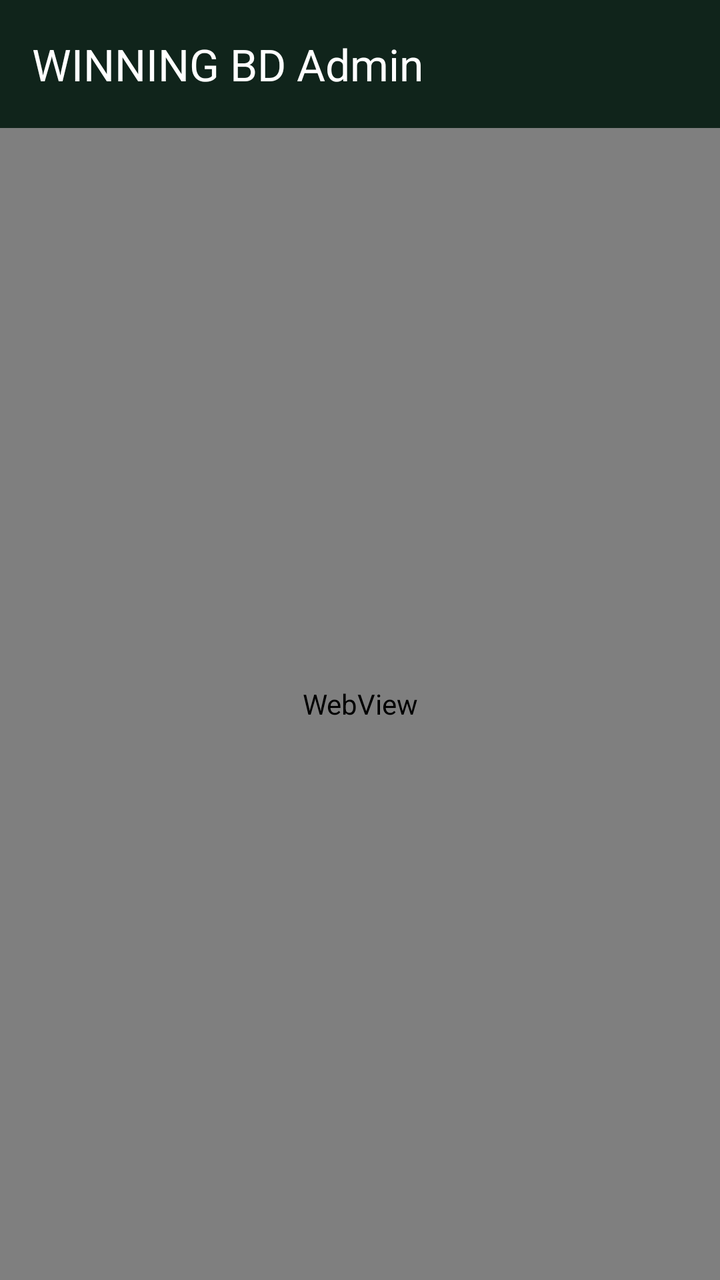
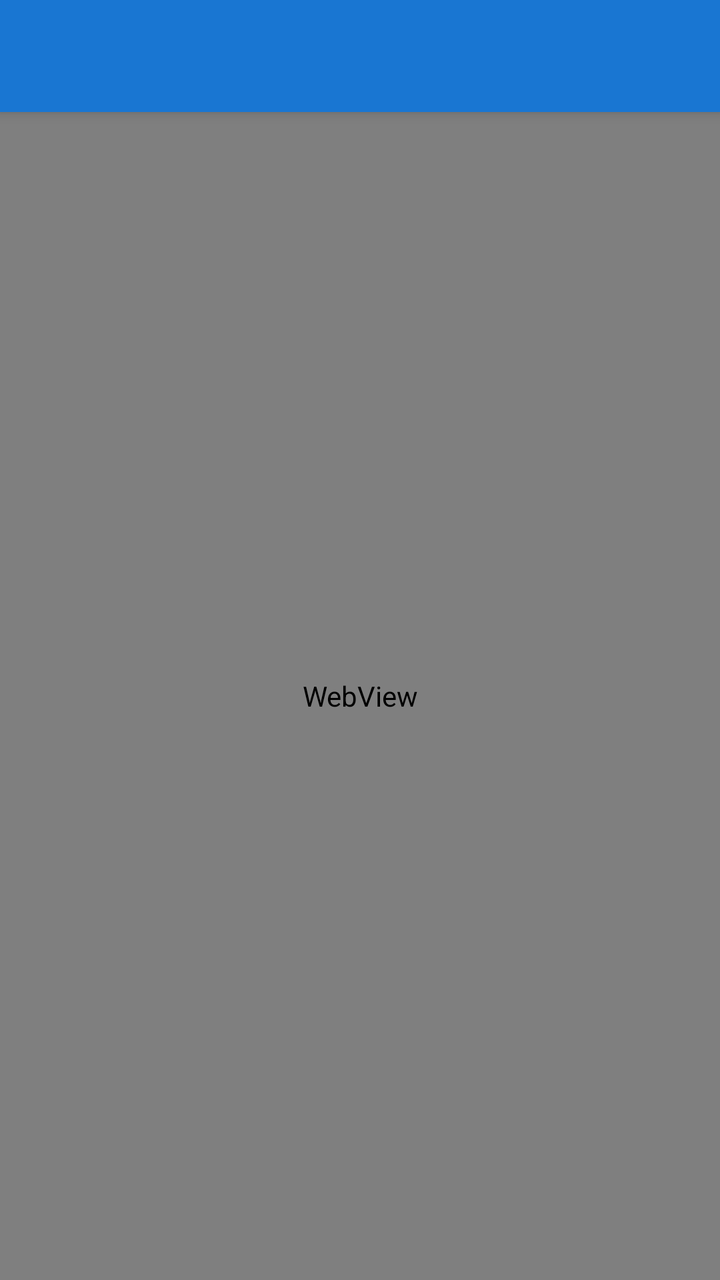

The first picture is an Android layout as it rendered before a commit; the second is the same layout after the commit. The layout source and the unified diff follow.
<!-- AndroidManifest.xml: application theme Theme.WinningBDAdmin -->
<!-- res/layout/activity_main.xml -->
<?xml version="1.0" encoding="utf-8"?>
<LinearLayout xmlns:android="http://schemas.android.com/apk/res/android"
    xmlns:app="http://schemas.android.com/apk/res-auto"
    android:layout_width="match_parent"
    android:layout_height="match_parent"
    android:orientation="vertical">

    <com.google.android.material.appbar.AppBarLayout
        android:layout_width="match_parent"
        android:layout_height="wrap_content"
        android:background="@color/brand_dark">

        <com.google.android.material.appbar.MaterialToolbar
            android:id="@+id/toolbar"
            android:layout_width="match_parent"
            android:layout_height="?attr/actionBarSize"
            android:background="@color/brand_dark"
            app:title="WINNING BD Admin"
            app:titleTextColor="@color/white" />
    </com.google.android.material.appbar.AppBarLayout>

    <WebView
        android:id="@+id/webView"
        android:layout_width="match_parent"
        android:layout_height="0dp"
        android:layout_weight="1"
        android:background="@color/brand_dark" />

</LinearLayout>
<!-- resources referenced by this layout -->
<resources>
  <color name="brand_dark">#10241B</color>
  <color name="white">#FFFFFF</color>
  <style name="Theme.WinningBDAdmin" parent="Theme.Material3.DayNight.NoActionBar">
          <item name="colorPrimary">@color/brand_green</item>
          <item name="colorOnPrimary">@color/white</item>
          <item name="android:statusBarColor">@color/brand_dark</item>
          <item name="android:navigationBarColor">@color/brand_dark</item>
          <item name="android:windowBackground">@color/brand_dark</item>
      </style>
  <color name="brand_green">#0F9D58</color>
</resources>

<!-- the commit's change to res/layout/activity_main.xml (unified diff, before → after) -->
@@ -1,29 +1,28 @@
 <?xml version="1.0" encoding="utf-8"?>
-<LinearLayout xmlns:android="http://schemas.android.com/apk/res/android"
+<androidx.coordinatorlayout.widget.CoordinatorLayout
+    xmlns:android="http://schemas.android.com/apk/res/android"
     xmlns:app="http://schemas.android.com/apk/res-auto"
     android:layout_width="match_parent"
-    android:layout_height="match_parent"
-    android:orientation="vertical">
+    android:layout_height="match_parent">
 
     <com.google.android.material.appbar.AppBarLayout
         android:layout_width="match_parent"
         android:layout_height="wrap_content"
-        android:background="@color/brand_dark">
+        android:theme="@style/Theme.WinningBDAdmin.AppBarOverlay">
 
-        <com.google.android.material.appbar.MaterialToolbar
+        <androidx.appcompat.widget.Toolbar
             android:id="@+id/toolbar"
             android:layout_width="match_parent"
             android:layout_height="?attr/actionBarSize"
-            android:background="@color/brand_dark"
-            app:title="WINNING BD Admin"
-            app:titleTextColor="@color/white" />
+            android:background="?attr/colorPrimary"
+            app:popupTheme="@style/Theme.WinningBDAdmin.PopupOverlay" />
+
     </com.google.android.material.appbar.AppBarLayout>
 
     <WebView
         android:id="@+id/webView"
         android:layout_width="match_parent"
-        android:layout_height="0dp"
-        android:layout_weight="1"
-        android:background="@color/brand_dark" />
+        android:layout_height="match_parent"
+        app:layout_behavior="@string/appbar_scrolling_view_behavior" />
 
-</LinearLayout>
+</androidx.coordinatorlayout.widget.CoordinatorLayout>
<!-- resource entries referenced after the edit -->
@@ -1,14 +1,23 @@
 <!-- resources referenced by this layout -->
 <resources>
-  <color name="brand_dark">#10241B</color>
-  <color name="white">#FFFFFF</color>
-  <style name="Theme.WinningBDAdmin" parent="Theme.Material3.DayNight.NoActionBar">
-          <item name="colorPrimary">@color/brand_green</item>
-          <item name="colorOnPrimary">@color/white</item>
-          <item name="android:statusBarColor">@color/brand_dark</item>
-          <item name="android:navigationBarColor">@color/brand_dark</item>
-          <item name="android:windowBackground">@color/brand_dark</item>
+  <style name="Theme.WinningBDAdmin.AppBarOverlay" parent="ThemeOverlay.AppCompat.Dark.ActionBar" />
+  <style name="Theme.WinningBDAdmin.PopupOverlay" parent="ThemeOverlay.AppCompat.Light" />
+  <style name="Theme.WinningBDAdmin" parent="Theme.MaterialComponents.DayNight.DarkActionBar">
+          <item name="colorPrimary">@color/primary</item>
+          <item name="colorPrimaryVariant">@color/primary_dark</item>
+          <item name="colorOnPrimary">@color/on_primary</item>
+          <item name="colorSecondary">@color/secondary</item>
+          <item name="colorSecondaryVariant">@color/secondary_dark</item>
+          <item name="colorOnSecondary">@color/on_secondary</item>
+          <item name="android:statusBarColor">@color/primary_dark</item>
+          <item name="android:navigationBarColor">@color/background</item>
       </style>
-  <color name="brand_green">#0F9D58</color>
+  <color name="primary">#1976D2</color>
+  <color name="primary_dark">#0D47A1</color>
+  <color name="on_primary">#FFFFFF</color>
+  <color name="secondary">#FF9800</color>
+  <color name="secondary_dark">#F57C00</color>
+  <color name="on_secondary">#000000</color>
+  <color name="background">#F1F5F9</color>
 </resources>
 
